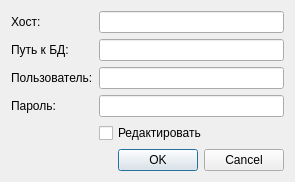
The window that connectdialog.ui (rust3128/HotlineDesktopOld) describes before a commit, drawn with Qt 5.
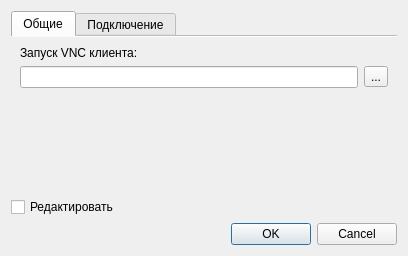
The same window after the commit. The open tabs and pages were chosen to show the change. Icons and pictures are not drawn.

What changed in the file:
```diff
--- a/connectdialog.ui
+++ b/connectdialog.ui
@@ -6,8 +6,8 @@
    <rect>
     <x>0</x>
     <y>0</y>
-    <width>295</width>
-    <height>177</height>
+    <width>408</width>
+    <height>256</height>
    </rect>
   </property>
   <property name="windowTitle">
@@ -18,6 +18,70 @@
     <normaloff>:/res/Icons/tools.png</normaloff>:/res/Icons/tools.png</iconset>
   </property>
   <layout class="QGridLayout" name="gridLayout">
+   <item row="2" column="0">
+    <widget class="QDialogButtonBox" name="buttonBox">
+     <property name="orientation">
+      <enum>Qt::Horizontal</enum>
+     </property>
+     <property name="standardButtons">
+      <set>QDialogButtonBox::Cancel|QDialogButtonBox::Ok</set>
+     </property>
+    </widget>
+   </item>
+   <item row="0" column="0">
+    <widget class="QTabWidget" name="tabWidget">
+     <property name="currentIndex">
+      <number>1</number>
+     </property>
+     <property name="documentMode">
+      <bool>true</bool>
+     </property>
+     <widget class="QWidget" name="tab_4">
+      <attribute name="title">
+       <string>Общие</string>
+      </attribute>
+      <layout class="QGridLayout" name="gridLayout_3">
+       <item row="0" column="0">
+        <widget class="QLabel" name="label_5">
+         <property name="text">
+          <string>Запуск VNC клиента:</string>
+         </property>
+        </widget>
+       </item>
+       <item row="1" column="0">
+        <layout class="QHBoxLayout" name="horizontalLayout">
+         <item>
+          <widget class="QLineEdit" name="lineEditVnc"/>
+         </item>
+         <item>
+          <widget class="QToolButton" name="toolButton">
+           <property name="text">
+            <string>...</string>
+           </property>
+          </widget>
+         </item>
+        </layout>
+       </item>
+       <item row="2" column="0">
+        <spacer name="verticalSpacer">
+         <property name="orientation">
+          <enum>Qt::Vertical</enum>
+         </property>
+         <property name="sizeHint" stdset="0">
+          <size>
+           <width>20</width>
+           <height>40</height>
+          </size>
+         </property>
+        </spacer>
+       </item>
+      </layout>
+     </widget>
+     <widget class="QWidget" name="tabConnect">
+      <attribute name="title">
+       <string>Подключение</string>
+      </attribute>
+      <layout class="QGridLayout" name="gridLayout_2">
    <item row="0" column="0">
     <layout class="QFormLayout" name="formLayout">
      <item row="0" column="0">
@@ -64,7 +128,13 @@
        </property>
       </widget>
      </item>
-     <item row="4" column="1">
+        </layout>
+       </item>
+      </layout>
+     </widget>
+    </widget>
+   </item>
+   <item row="1" column="0">
       <widget class="QCheckBox" name="checkBoxEdit">
        <property name="text">
         <string>Редактировать</string>
@@ -72,22 +142,8 @@
       </widget>
      </item>
     </layout>
-   </item>
-   <item row="1" column="0">
-    <widget class="QDialogButtonBox" name="buttonBox">
-     <property name="orientation">
-      <enum>Qt::Horizontal</enum>
-     </property>
-     <property name="standardButtons">
-      <set>QDialogButtonBox::Cancel|QDialogButtonBox::Ok</set>
-     </property>
-    </widget>
-   </item>
-  </layout>
- </widget>
- <resources>
-  <include location="res.qrc"/>
- </resources>
+ </widget>
+ <resources/>
  <connections>
   <connection>
    <sender>buttonBox</sender>
```
Left out of the diff: 2 changed lines with no effect on the pictures. Lines whose indentation alone changed are shown as unchanged.
